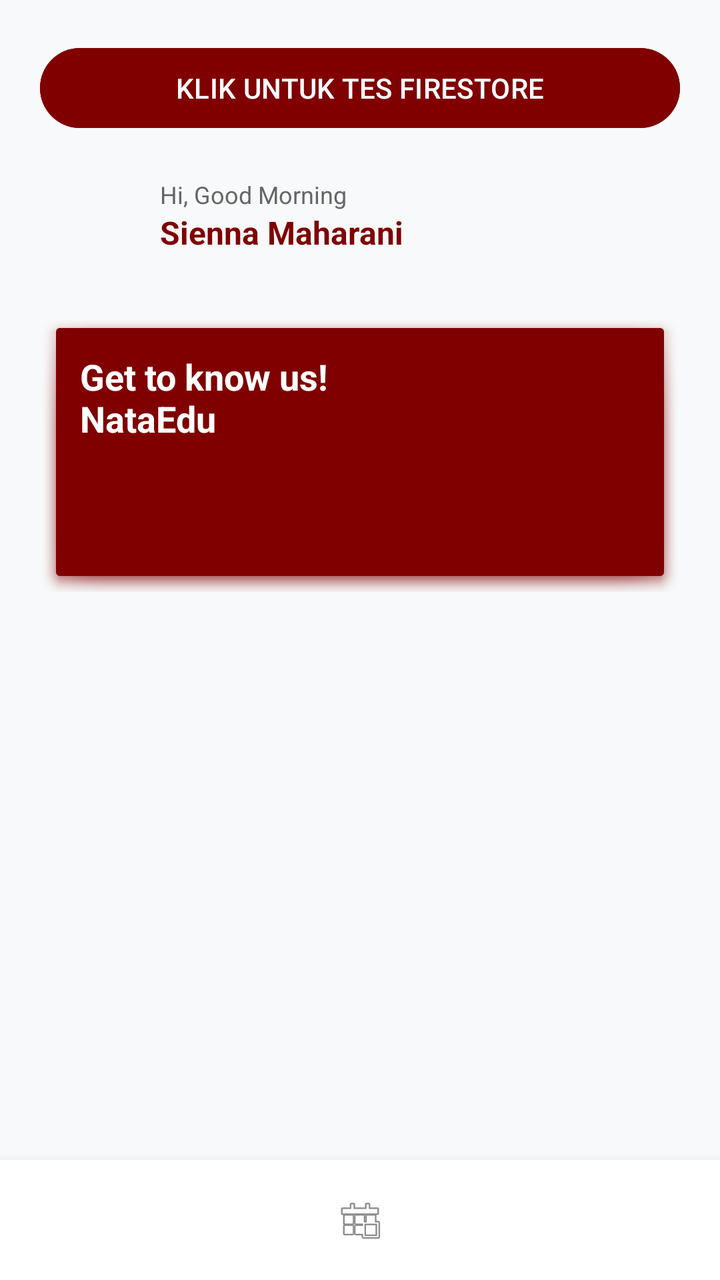
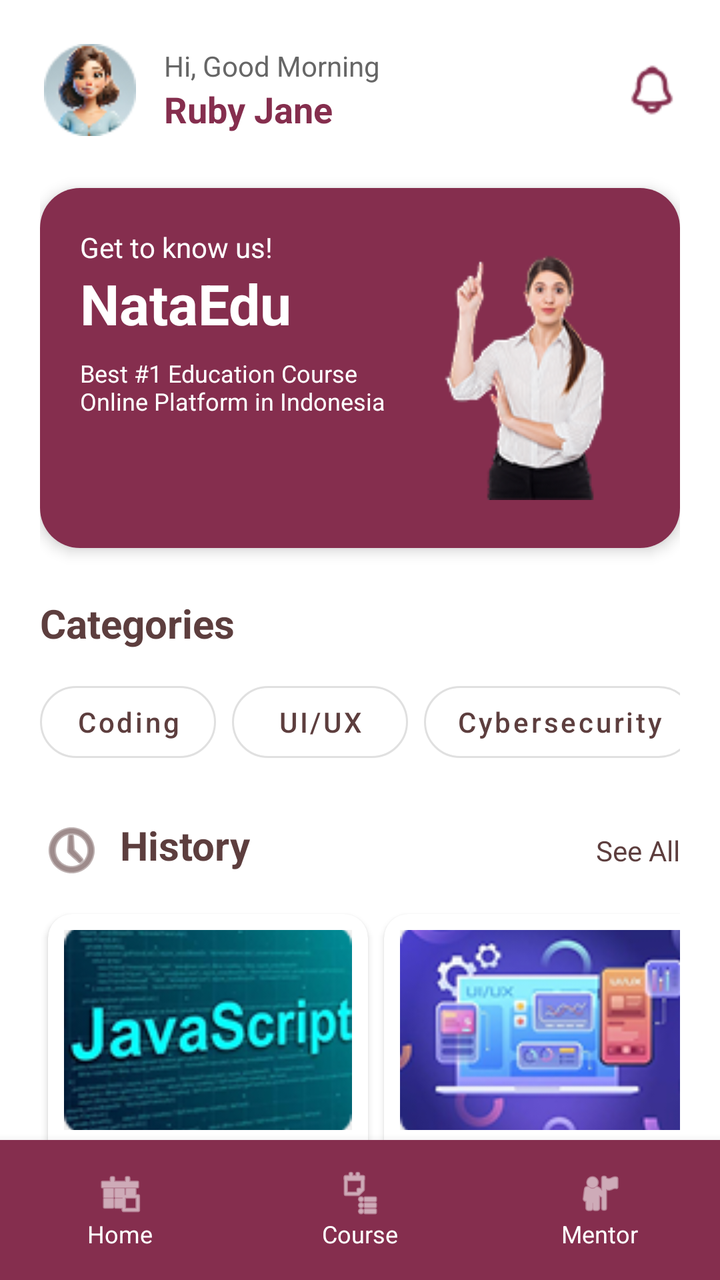

An Android layout rendered at two revisions. The XML below is the earlier revision; the diff shows what the commit changed to produce the second picture.
<!-- AndroidManifest.xml: application theme Theme.NataEdu -->
<!-- res/layout/home_page.xml -->
<?xml version="1.0" encoding="utf-8"?>
<androidx.constraintlayout.widget.ConstraintLayout xmlns:android="http://schemas.android.com/apk/res/android"
    xmlns:app="http://schemas.android.com/apk/res-auto"
    xmlns:tools="http://schemas.android.com/tools"
    android:id="@+id/main"
    android:layout_width="match_parent"
    android:layout_height="match_parent"
    android:background="#F8F9FA"
    tools:context="com.nataedu.MainActivity">

    
    <androidx.core.widget.NestedScrollView
        android:layout_width="match_parent"
        android:layout_height="0dp"
        app:layout_constraintBottom_toTopOf="@+id/bottomNav"
        app:layout_constraintTop_toTopOf="parent">

        <LinearLayout
            android:layout_width="match_parent"
            android:layout_height="wrap_content"
            android:orientation="vertical"
            android:padding="20dp">

            
            <Button
                android:id="@+id/btnTestFirestore"
                android:layout_width="match_parent"
                android:layout_height="wrap_content"
                android:layout_marginBottom="16dp"
                android:backgroundTint="#800000"
                android:text="KLIK UNTUK TES FIRESTORE"
                android:textColor="@android:color/white" />

            
            <androidx.constraintlayout.widget.ConstraintLayout
                android:layout_width="match_parent"
                android:layout_height="wrap_content">

                <com.google.android.material.imageview.ShapeableImageView
                    android:id="@+id/profileImage"
                    android:layout_width="48dp"
                    android:layout_height="48dp"
                    android:src="@android:drawable/sym_def_app_icon"
                    app:layout_constraintBottom_toBottomOf="parent"
                    app:layout_constraintStart_toStartOf="parent"
                    app:layout_constraintTop_toTopOf="parent"
                    app:shapeAppearanceOverlay="@style/ShapeAppearance.MaterialComponents.SmallComponent" />

                <LinearLayout
                    android:layout_width="wrap_content"
                    android:layout_height="wrap_content"
                    android:layout_marginStart="12dp"
                    android:orientation="vertical"
                    app:layout_constraintBottom_toBottomOf="parent"
                    app:layout_constraintStart_toEndOf="@id/profileImage"
                    app:layout_constraintTop_toTopOf="parent">

                    <TextView
                        android:layout_width="wrap_content"
                        android:layout_height="wrap_content"
                        android:text="Hi, Good Morning"
                        android:textColor="#666666"
                        android:textSize="12sp" />

                    <TextView
                        android:layout_width="wrap_content"
                        android:layout_height="wrap_content"
                        android:text="Sienna Maharani"
                        android:textColor="#800000"
                        android:textSize="16sp"
                        android:textStyle="bold" />
                </LinearLayout>
            </androidx.constraintlayout.widget.ConstraintLayout>

            
            <androidx.constraintlayout.widget.ConstraintLayout
                android:layout_width="match_parent"
                android:layout_height="140dp"
                android:layout_marginTop="24dp"
                android:background="@android:drawable/dialog_holo_light_frame"
                android:padding="20dp"
                android:backgroundTint="#800000">

                <TextView
                    android:id="@+id/bannerTitle"
                    android:layout_width="wrap_content"
                    android:layout_height="wrap_content"
                    android:text="Get to know us!\nNataEdu"
                    android:textColor="@android:color/white"
                    android:textSize="18sp"
                    android:textStyle="bold"
                    app:layout_constraintStart_toStartOf="parent"
                    app:layout_constraintTop_toTopOf="parent" />
            </androidx.constraintlayout.widget.ConstraintLayout>

            

        </LinearLayout>
    </androidx.core.widget.NestedScrollView>

    
    <LinearLayout
        android:id="@+id/bottomNav"
        android:layout_width="match_parent"
        android:layout_height="60dp"
        android:background="#FFFFFF"
        android:elevation="8dp"
        android:gravity="center"
        android:orientation="horizontal"
        app:layout_constraintBottom_toBottomOf="parent">

        <ImageView
            android:layout_width="0dp"
            android:layout_height="24dp"
            android:layout_weight="1"
            android:src="@android:drawable/ic_menu_today" />
    </LinearLayout>

</androidx.constraintlayout.widget.ConstraintLayout>
<!-- resources referenced by this layout -->
<resources>
  <style name="Theme.NataEdu" parent="Base.Theme.NataEdu" />
  <style name="Base.Theme.NataEdu" parent="Theme.Material3.DayNight.NoActionBar">
          
          
      </style>
</resources>

<!-- the commit's change to res/layout/home_page.xml (unified diff, before → after) -->
@@ -5,7 +5,7 @@
     android:id="@+id/main"
     android:layout_width="match_parent"
     android:layout_height="match_parent"
-    android:background="#F8F9FA"
+    android:background="#FFFFFF"
     tools:context="com.nataedu.MainActivity">
 
     
@@ -22,29 +22,22 @@
             android:padding="20dp">
 
             
-            <Button
-                android:id="@+id/btnTestFirestore"
-                android:layout_width="match_parent"
-                android:layout_height="wrap_content"
-                android:layout_marginBottom="16dp"
-                android:backgroundTint="#800000"
-                android:text="KLIK UNTUK TES FIRESTORE"
-                android:textColor="@android:color/white" />
-
-            
             <androidx.constraintlayout.widget.ConstraintLayout
                 android:layout_width="match_parent"
                 android:layout_height="wrap_content">
 
                 <com.google.android.material.imageview.ShapeableImageView
                     android:id="@+id/profileImage"
-                    android:layout_width="48dp"
-                    android:layout_height="48dp"
-                    android:src="@android:drawable/sym_def_app_icon"
+                    android:layout_width="50dp"
+                    android:layout_height="50dp"
+                    android:padding="2dp"
+                    android:src="@drawable/fotoprofil"
                     app:layout_constraintBottom_toBottomOf="parent"
                     app:layout_constraintStart_toStartOf="parent"
                     app:layout_constraintTop_toTopOf="parent"
-                    app:shapeAppearanceOverlay="@style/ShapeAppearance.MaterialComponents.SmallComponent" />
+                    app:shapeAppearanceOverlay="@style/ShapeAppearance.MaterialComponents.SmallComponent"
+                    app:strokeColor="fffff"
+                    app:strokeWidth="1dp" />
 
                 <LinearLayout
                     android:layout_width="wrap_content"
@@ -60,40 +53,262 @@
                         android:layout_height="wrap_content"
                         android:text="Hi, Good Morning"
                         android:textColor="#666666"
-                        android:textSize="12sp" />
-
-                    <TextView
-                        android:layout_width="wrap_content"
-                        android:layout_height="wrap_content"
-                        android:text="Sienna Maharani"
-                        android:textColor="#800000"
-                        android:textSize="16sp"
+                        android:textSize="14sp" />
+
+                    <TextView
+                        android:layout_width="wrap_content"
+                        android:layout_height="wrap_content"
+                        android:text="Ruby Jane"
+                        android:textColor="#852E4E"
+                        android:textSize="18sp"
                         android:textStyle="bold" />
                 </LinearLayout>
+
+                <ImageView
+                    android:layout_width="28dp"
+                    android:layout_height="28dp"
+                    android:src="@drawable/loncengnotif_logo"
+                    app:layout_constraintBottom_toBottomOf="parent"
+                    app:layout_constraintEnd_toEndOf="parent"
+                    app:layout_constraintTop_toTopOf="parent"
+                    app:tint="#852E4E" />
             </androidx.constraintlayout.widget.ConstraintLayout>
+
+            
+            <androidx.cardview.widget.CardView
+                android:layout_width="match_parent"
+                android:layout_height="180dp"
+                android:layout_marginTop="24dp"
+                app:cardCornerRadius="20dp"
+                app:cardElevation="4dp">
+
+                <androidx.constraintlayout.widget.ConstraintLayout
+                    android:layout_width="match_parent"
+                    android:layout_height="match_parent"
+                    android:background="#852E4E"
+                    android:padding="20dp">
+
+                    <TextView
+                        android:id="@+id/bannerTitle1"
+                        android:layout_width="wrap_content"
+                        android:layout_height="wrap_content"
+                        android:text="Get to know us!"
+                        android:textColor="@android:color/white"
+                        android:textSize="14sp"
+                        app:layout_constraintStart_toStartOf="parent"
+                        app:layout_constraintTop_toTopOf="parent" />
+
+                    <TextView
+                        android:id="@+id/bannerTitle2"
+                        android:layout_width="wrap_content"
+                        android:layout_height="wrap_content"
+                        android:text="NataEdu"
+                        android:textColor="@android:color/white"
+                        android:textSize="28sp"
+                        android:textStyle="bold"
+                        app:layout_constraintStart_toStartOf="parent"
+                        app:layout_constraintTop_toBottomOf="@id/bannerTitle1" />
+
+                    <TextView
+                        android:layout_width="160dp"
+                        android:layout_height="wrap_content"
+                        android:layout_marginTop="8dp"
+                        android:text="Best #1 Education Course Online Platform in Indonesia"
+                        android:textColor="@android:color/white"
+                        android:textSize="12sp"
+                        app:layout_constraintStart_toStartOf="parent"
+                        app:layout_constraintTop_toBottomOf="@id/bannerTitle2" />
+
+                    <ImageView
+                        android:layout_width="120dp"
+                        android:layout_height="match_parent"
+                        android:scaleType="centerInside"
+                        android:src="@drawable/gambarcw_homepage"
+                        app:layout_constraintBottom_toBottomOf="parent"
+                        app:layout_constraintEnd_toEndOf="parent"
+                        app:layout_constraintTop_toTopOf="parent" />
+                </androidx.constraintlayout.widget.ConstraintLayout>
+            </androidx.cardview.widget.CardView>
+
+            
+            <TextView
+                android:layout_width="wrap_content"
+                android:layout_height="wrap_content"
+                android:layout_marginTop="24dp"
+                android:text="Categories"
+                android:textColor="#5D3E3E"
+                android:textSize="20sp"
+                android:textStyle="bold" />
+
+            <HorizontalScrollView
+                android:layout_width="match_parent"
+                android:layout_height="wrap_content"
+                android:layout_marginTop="12dp"
+                android:scrollbars="none">
+
+                <LinearLayout
+                    android:layout_width="wrap_content"
+                    android:layout_height="wrap_content"
+                    android:orientation="horizontal">
+
+                    <Button
+                        style="@style/Widget.MaterialComponents.Button.OutlinedButton"
+                        android:layout_width="wrap_content"
+                        android:layout_height="wrap_content"
+                        android:layout_marginEnd="8dp"
+                        android:text="Coding"
+                        android:textAllCaps="false"
+                        android:textColor="#5D3E3E"
+                        app:cornerRadius="20dp"
+                        app:strokeColor="#E0E0E0" />
+
+                    <Button
+                        style="@style/Widget.MaterialComponents.Button.OutlinedButton"
+                        android:layout_width="wrap_content"
+                        android:layout_height="wrap_content"
+                        android:layout_marginEnd="8dp"
+                        android:text="UI/UX"
+                        android:textAllCaps="false"
+                        android:textColor="#5D3E3E"
+                        app:cornerRadius="20dp"
+                        app:strokeColor="#E0E0E0" />
+
+                    <Button
+                        style="@style/Widget.MaterialComponents.Button.OutlinedButton"
+                        android:layout_width="wrap_content"
+                        android:layout_height="wrap_content"
+                        android:text="Cybersecurity"
+                        android:textAllCaps="false"
+                        android:textColor="#5D3E3E"
+                        app:cornerRadius="20dp"
+                        app:strokeColor="#E0E0E0" />
+                </LinearLayout>
+            </HorizontalScrollView>
 
             
             <androidx.constraintlayout.widget.ConstraintLayout
                 android:layout_width="match_parent"
-                android:layout_height="140dp"
-                android:layout_marginTop="24dp"
-                android:background="@android:drawable/dialog_holo_light_frame"
-                android:padding="20dp"
-                android:backgroundTint="#800000">
+                android:layout_height="wrap_content"
+                android:layout_marginTop="24dp">
 
                 <TextView
-                    android:id="@+id/bannerTitle"
-                    android:layout_width="wrap_content"
-                    android:layout_height="wrap_content"
-                    android:text="Get to know us!\nNataEdu"
-                    android:textColor="@android:color/white"
-                    android:textSize="18sp"
+                    android:id="@+id/historyLabel"
+                    android:layout_width="wrap_content"
+                    android:layout_height="wrap_content"
+                    android:drawableStart="@android:drawable/ic_menu_recent_history"
+                    android:drawablePadding="8dp"
+                    android:drawableTint="#5D3E3E"
+                    android:text="History"
+                    android:textColor="#5D3E3E"
+                    android:textSize="20sp"
                     android:textStyle="bold"
                     app:layout_constraintStart_toStartOf="parent"
                     app:layout_constraintTop_toTopOf="parent" />
+
+                <TextView
+                    android:layout_width="wrap_content"
+                    android:layout_height="wrap_content"
+                    android:text="See All"
+                    android:textColor="#5D3E3E"
+                    android:textSize="14sp"
+                    app:layout_constraintBottom_toBottomOf="@id/historyLabel"
+                    app:layout_constraintEnd_toEndOf="parent"
+                    app:layout_constraintTop_toTopOf="@id/historyLabel" />
             </androidx.constraintlayout.widget.ConstraintLayout>
 
-            
+            <HorizontalScrollView
+                android:layout_width="match_parent"
+                android:layout_height="wrap_content"
+                android:layout_marginTop="12dp"
+                android:scrollbars="none">
+
+                <LinearLayout
+                    android:layout_width="wrap_content"
+                    android:layout_height="wrap_content"
+                    android:orientation="horizontal">
+
+                    
+                    <androidx.cardview.widget.CardView
+                        android:layout_width="160dp"
+                        android:layout_height="wrap_content"
+                        android:layout_margin="4dp"
+                        app:cardCornerRadius="12dp"
+                        app:cardElevation="2dp">
+
+                        <LinearLayout
+                            android:layout_width="match_parent"
+                            android:layout_height="wrap_content"
+                            android:orientation="vertical"
+                            android:padding="8dp">
+
+                            <ImageView
+                                android:layout_width="match_parent"
+                                android:layout_height="100dp"
+                                android:background="#F0F0F0"
+                                android:scaleType="centerCrop"
+                                android:src="@drawable/javascript_logo" />
+
+                            <TextView
+                                android:layout_width="match_parent"
+                                android:layout_height="wrap_content"
+                                android:layout_marginTop="8dp"
+                                android:text="JavaScript Class"
+                                android:textColor="#333333"
+                                android:textStyle="bold" />
+
+                            <TextView
+                                android:layout_width="match_parent"
+                                android:layout_height="wrap_content"
+                                android:drawableStart="@android:drawable/ic_menu_recent_history"
+                                android:drawablePadding="4dp"
+                                android:drawableTint="#999999"
+                                android:text="Opened 3 hours ago"
+                                android:textSize="10sp" />
+                        </LinearLayout>
+                    </androidx.cardview.widget.CardView>
+
+                    
+                    <androidx.cardview.widget.CardView
+                        android:layout_width="160dp"
+                        android:layout_height="wrap_content"
+                        android:layout_margin="4dp"
+                        app:cardCornerRadius="12dp"
+                        app:cardElevation="2dp">
+
+                        <LinearLayout
+                            android:layout_width="match_parent"
+                            android:layout_height="wrap_content"
+                            android:orientation="vertical"
+                            android:padding="8dp">
+
+                            <ImageView
+                                android:layout_width="match_parent"
+                                android:layout_height="100dp"
+                                android:scaleType="centerCrop"
+                                android:background="#F0F0F0"
+                                android:src="@drawable/uidesign_logo" />
+
+                            <TextView
+                                android:layout_width="match_parent"
+                                android:layout_height="wrap_content"
+                                android:layout_marginTop="8dp"
+                                android:text="UI Design"
+                                android:textColor="#333333"
+                                android:textStyle="bold" />
+
+                            <TextView
+                                android:layout_width="match_parent"
+                                android:layout_height="wrap_content"
+                                android:drawableStart="@android:drawable/ic_menu_recent_history"
+                                android:drawablePadding="4dp"
+                                android:drawableTint="#999999"
+                                android:text="Opened 5 hours ago"
+                                android:textSize="10sp" />
+                        </LinearLayout>
+                    </androidx.cardview.widget.CardView>
+
+                </LinearLayout>
+            </HorizontalScrollView>
 
         </LinearLayout>
     </androidx.core.widget.NestedScrollView>
@@ -102,18 +317,69 @@
     <LinearLayout
         android:id="@+id/bottomNav"
         android:layout_width="match_parent"
-        android:layout_height="60dp"
-        android:background="#FFFFFF"
+        android:layout_height="70dp"
+        android:background="#852E4E"
         android:elevation="8dp"
         android:gravity="center"
         android:orientation="horizontal"
         app:layout_constraintBottom_toBottomOf="parent">
 
-        <ImageView
+        <LinearLayout
             android:layout_width="0dp"
-            android:layout_height="24dp"
+            android:layout_height="wrap_content"
             android:layout_weight="1"
-            android:src="@android:drawable/ic_menu_today" />
+            android:gravity="center"
+            android:orientation="vertical">
+            <ImageView
+                android:layout_width="24dp"
+                android:layout_height="24dp"
+                android:src="@android:drawable/ic_menu_today"
+                app:tint="#FFFFFF" />
+            <TextView
+                android:layout_width="wrap_content"
+                android:layout_height="wrap_content"
+                android:text="Home"
+                android:textColor="#FFFFFF"
+                android:textSize="12sp" />
+        </LinearLayout>
+
+        <LinearLayout
+            android:layout_width="0dp"
+            android:layout_height="wrap_content"
+            android:layout_weight="1"
+            android:gravity="center"
+            android:orientation="vertical">
+            <ImageView
+                android:layout_width="24dp"
+                android:layout_height="24dp"
+                android:src="@android:drawable/ic_menu_agenda"
+                app:tint="#FFFFFF" />
+            <TextView
+                android:layout_width="wrap_content"
+                android:layout_height="wrap_content"
+                android:text="Course"
+                android:textColor="#FFFFFF"
+                android:textSize="12sp" />
+        </LinearLayout>
+
+        <LinearLayout
+            android:layout_width="0dp"
+            android:layout_height="wrap_content"
+            android:layout_weight="1"
+            android:gravity="center"
+            android:orientation="vertical">
+            <ImageView
+                android:layout_width="24dp"
+                android:layout_height="24dp"
+                android:src="@android:drawable/ic_menu_myplaces"
+                app:tint="#FFFFFF" />
+            <TextView
+                android:layout_width="wrap_content"
+                android:layout_height="wrap_content"
+                android:text="Mentor"
+                android:textColor="#FFFFFF"
+                android:textSize="12sp" />
+        </LinearLayout>
     </LinearLayout>
 
 </androidx.constraintlayout.widget.ConstraintLayout>
<!-- resource entries referenced after the edit -->
@@ -1,5 +1,10 @@
 <!-- resources referenced by this layout -->
 <resources>
+  <!-- drawable fotoprofil: png bitmap (drawable, 4745 bytes) -->
+  <!-- drawable gambarcw_homepage: png bitmap (drawable, 17024 bytes) -->
+  <!-- drawable javascript_logo: png bitmap (drawable, 24366 bytes) -->
+  <!-- drawable loncengnotif_logo: png bitmap (drawable, 845 bytes) -->
+  <!-- drawable uidesign_logo: png bitmap (drawable, 21757 bytes) -->
   <style name="Theme.NataEdu" parent="Base.Theme.NataEdu" />
   <style name="Base.Theme.NataEdu" parent="Theme.Material3.DayNight.NoActionBar">
           
